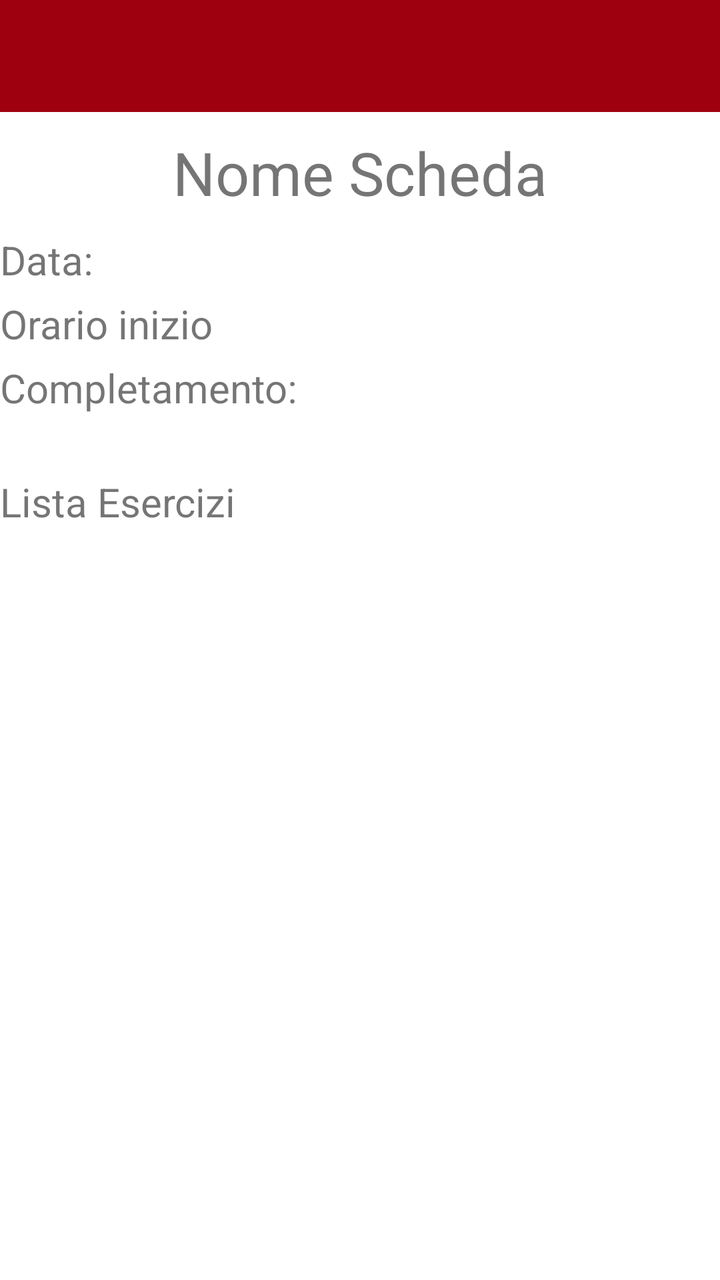
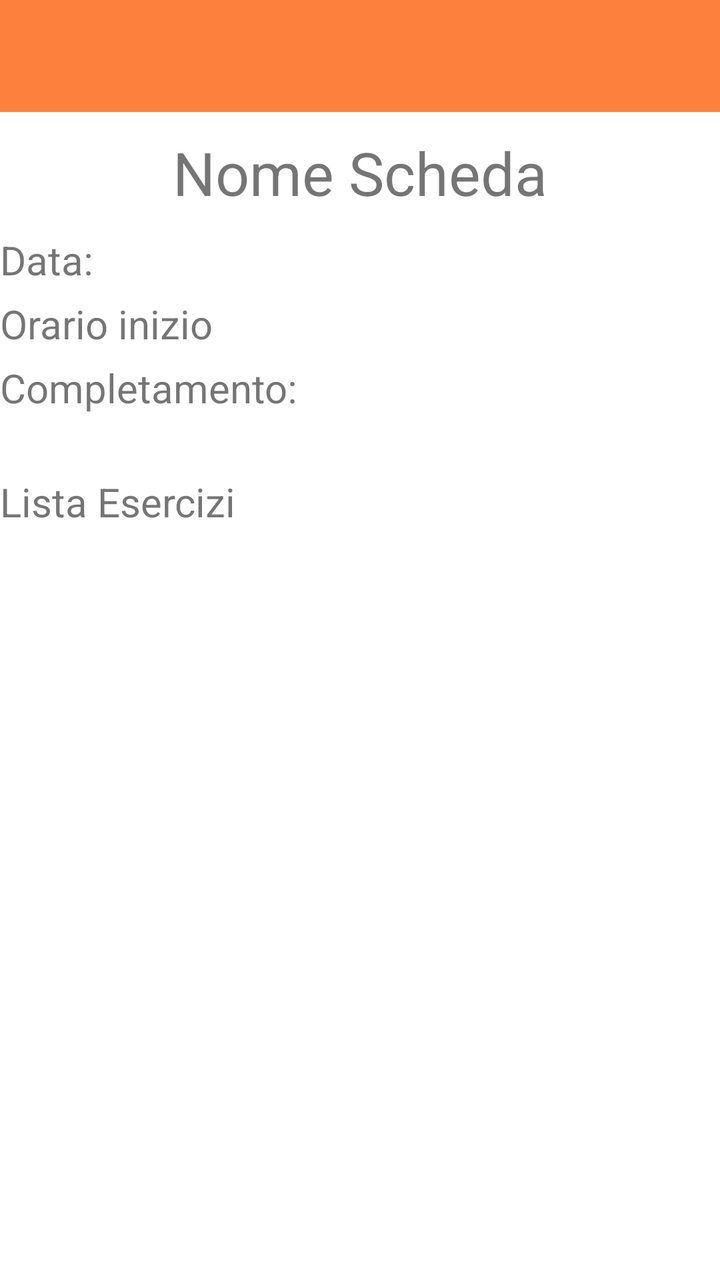

Two renders of the same Android screen: before a commit and after it. Below are the layout's source before the change and the commit's diff.
<!-- AndroidManifest.xml: application theme Theme.YourCali -->
<!-- res/layout/activity_workout_plans_history_overview.xml -->
<?xml version="1.0" encoding="utf-8"?>
<androidx.constraintlayout.widget.ConstraintLayout xmlns:android="http://schemas.android.com/apk/res/android"
    xmlns:app="http://schemas.android.com/apk/res-auto"
    xmlns:tools="http://schemas.android.com/tools"
    android:layout_width="match_parent"
    android:layout_height="match_parent"
    tools:context=".WorkoutPlansHistoryOverviewActivity">



    <LinearLayout
        android:layout_width="match_parent"
        android:layout_height="match_parent"
        android:orientation="vertical">

        <com.google.android.material.appbar.AppBarLayout
            android:layout_width="match_parent"
            android:layout_height="wrap_content"
            app:layout_constraintEnd_toEndOf="parent"
            app:layout_constraintStart_toStartOf="parent"
            app:layout_constraintTop_toTopOf="parent">

            <androidx.appcompat.widget.Toolbar
                android:id="@+id/myToolbarStorico"
                android:layout_width="match_parent"
                android:layout_height="wrap_content"
                android:background="@color/Cranberry"
                android:minHeight="?attr/actionBarSize"
                android:theme="@style/MyThemeOverlay_Toolbar2" />

        </com.google.android.material.appbar.AppBarLayout>

        <Space
            android:layout_width="match_parent"
            android:layout_height="10dp"/>

        <TextView
            android:layout_width="wrap_content"
            android:layout_height="wrap_content"
            android:id="@+id/nomeSchedaStoricoPanoramica"
            android:text="Nome Scheda"
            android:textSize="30dp"
            android:layout_gravity="center"/>

        <Space
            android:layout_width="match_parent"
            android:layout_height="10dp"/>
        <TextView
            android:layout_width="wrap_content"
            android:layout_height="wrap_content"
            android:id="@+id/dataStoricoPanoramica"
            android:text="Data:"
            android:textSize="20dp"/>

        <Space
            android:layout_width="match_parent"
            android:layout_height="5dp"/>

        <TextView
            android:layout_width="wrap_content"
            android:layout_height="wrap_content"
            android:id="@+id/orarioStoricoPanoramica"
            android:text="Orario inizio"
            android:textSize="20dp"/>

        <Space
            android:layout_width="match_parent"
            android:layout_height="5dp"/>

        <TextView
            android:layout_width="wrap_content"
            android:layout_height="wrap_content"
            android:id="@+id/completamentoStoricoPanoramica"
            android:text="Completamento:"
            android:textSize="20dp"/>

        <Space
            android:layout_width="match_parent"
            android:layout_height="30dp"/>

        <TextView
            android:layout_width="wrap_content"
            android:layout_height="wrap_content"
            android:text="Lista Esercizi"
            android:textSize="20dp"/>

        <ScrollView
            android:layout_width="match_parent"
            android:layout_height="match_parent">


            <androidx.recyclerview.widget.RecyclerView
                android:layout_width="match_parent"
                android:layout_height="match_parent"
                android:id="@+id/listaEserciziStorico"/>

        </ScrollView>


    </LinearLayout>

</androidx.constraintlayout.widget.ConstraintLayout>
<!-- resources referenced by this layout -->
<resources>
  <color name="Cranberry">#9F000F</color>
  <style name="MyThemeOverlay_Toolbar2" parent="ThemeOverlay.MaterialComponents.Toolbar.Primary">
          
          <item name="android:textColorPrimary">@color/white</item>
  
          
          <item name="colorOnPrimary">@color/white</item>
      </style>
  <style name="Theme.YourCali" parent="Theme.MaterialComponents.DayNight.NoActionBar">
          
          <item name="colorPrimary">@color/purple_500</item>
          <item name="colorPrimaryVariant">@color/purple_700</item>
          <item name="colorOnPrimary">@color/white</item>
          
          <item name="colorSecondary">@color/teal_200</item>
          <item name="colorSecondaryVariant">@color/teal_700</item>
          <item name="colorOnSecondary">@color/black</item>
          
          <item name="android:statusBarColor">@color/DarkCranberry</item>
          
      </style>
  <color name="white">#FFFFFFFF</color>
  <color name="purple_500">#FF6200EE</color>
  <color name="purple_700">#FF3700B3</color>
  <color name="teal_200">#FF03DAC5</color>
  <color name="teal_700">#FF018786</color>
  <color name="black">#FF000000</color>
  <color name="DarkCranberry">#FF7A020E</color>
</resources>

<!-- the commit's change to res/layout/activity_workout_plans_history_overview.xml (unified diff, before → after) -->
@@ -24,7 +24,7 @@
                 android:id="@+id/myToolbarStorico"
                 android:layout_width="match_parent"
                 android:layout_height="wrap_content"
-                android:background="@color/Cranberry"
+                android:background="@color/Orange"
                 android:minHeight="?attr/actionBarSize"
                 android:theme="@style/MyThemeOverlay_Toolbar2" />
 
<!-- resource entries referenced after the edit -->
@@ -1,6 +1,6 @@
 <!-- resources referenced by this layout -->
 <resources>
-  <color name="Cranberry">#9F000F</color>
+  <color name="Orange">#FD813C</color>
   <style name="MyThemeOverlay_Toolbar2" parent="ThemeOverlay.MaterialComponents.Toolbar.Primary">
           
           <item name="android:textColorPrimary">@color/white</item>
@@ -18,7 +18,7 @@
           <item name="colorSecondaryVariant">@color/teal_700</item>
           <item name="colorOnSecondary">@color/black</item>
           
-          <item name="android:statusBarColor">@color/DarkCranberry</item>
+          <item name="android:statusBarColor">@color/DarkOrange</item>
           
       </style>
   <color name="white">#FFFFFFFF</color>
@@ -27,6 +27,6 @@
   <color name="teal_200">#FF03DAC5</color>
   <color name="teal_700">#FF018786</color>
   <color name="black">#FF000000</color>
-  <color name="DarkCranberry">#FF7A020E</color>
+  <color name="DarkOrange">#FF6F1F</color>
 </resources>
 
